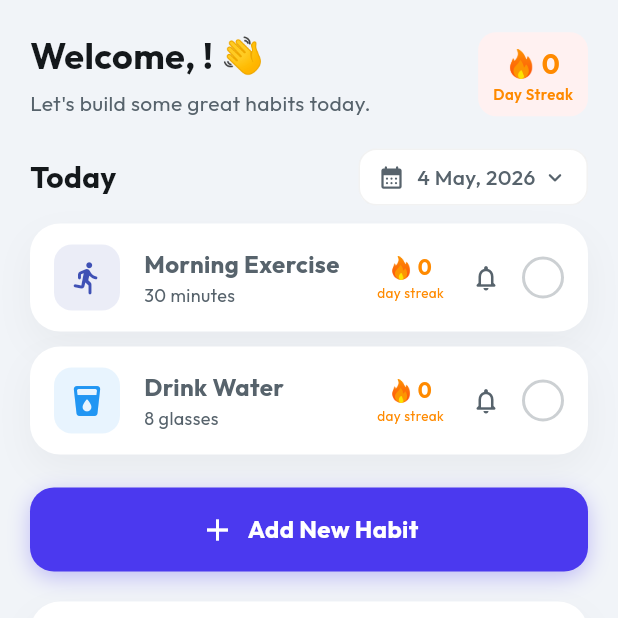
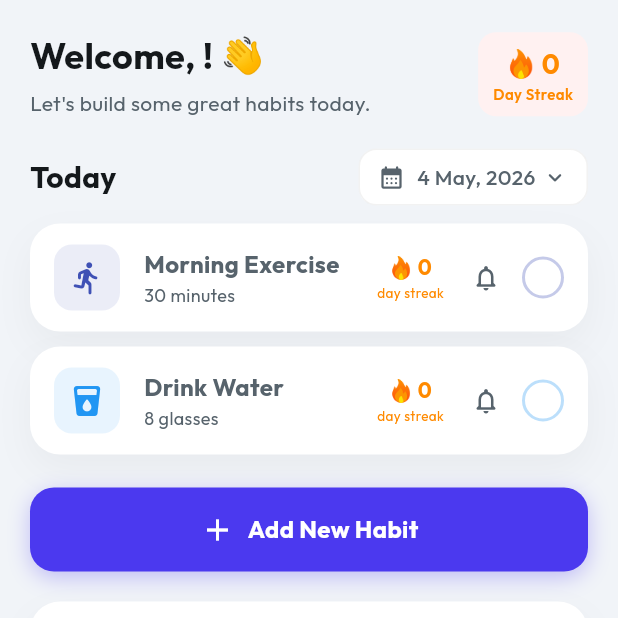
Before and after one commit to SurajChaurasia84/Level-Up, a Flutter app: the HomeScreen screen opened directly, after a tap on the "check" icon, on a phone screen of 412 x 824 dp, the top half of it. Run offline on Flutter 3.47's test engine with Material 3 defaults, Android fonts, the phone set to English and light mode, and no system bars; our stand-ins replace google_fonts, image_cropper, image_picker, shared_preferences; accounts and stored records are empty.

Commit message:
refactor: update Habit card component for better design and reusability

```diff
--- a/lib/widgets/habit_card.dart
+++ b/lib/widgets/habit_card.dart
@@ -7,12 +7,17 @@ import 'reminder_modal.dart';
 
 class HabitCard extends StatelessWidget {
   final Habit habit;
+  final DateTime? selectedDate;
 
-  const HabitCard({super.key, required this.habit});
+  const HabitCard({super.key, required this.habit, this.selectedDate});
 
   @override
   Widget build(BuildContext context) {
-    final isCompleted = habit.isCompletedToday();
+    final dateToCheck = selectedDate ?? DateTime.now();
+    final isCompleted = habit.isCompletedOn(dateToCheck);
+    final isToday = dateToCheck.year == DateTime.now().year &&
+                   dateToCheck.month == DateTime.now().month &&
+                   dateToCheck.day == DateTime.now().day;
 
     return Container(
       margin: const EdgeInsets.only(bottom: 10),
@@ -93,16 +98,26 @@ class HabitCard extends StatelessWidget {
           ),
           GestureDetector(
             onTap: () {
-              context.read<HabitProvider>().toggleHabitCompletion(habit.id);
+              // Prevent toggling for future dates
+              if (dateToCheck.isAfter(DateTime.now()) &&
+                  (dateToCheck.day != DateTime.now().day ||
+                   dateToCheck.month != DateTime.now().month ||
+                   dateToCheck.year != DateTime.now().year)) {
+                ScaffoldMessenger.of(context).showSnackBar(
+                  const SnackBar(content: Text("Cannot log habits for future dates!")),
+                );
+                return;
+              }
+              context.read<HabitProvider>().toggleHabitCompletion(habit.id, date: dateToCheck);
             },
             child: Container(
               width: 28,
               height: 28,
               decoration: BoxDecoration(
-                color: isCompleted ? AppTheme.primaryColor : Colors.white,
+                color: isCompleted ? Color(habit.colorValue) : Colors.white,
                 shape: BoxShape.circle,
                 border: Border.all(
-                  color: isCompleted ? AppTheme.primaryColor : AppTheme.subtitleColor.withOpacity(0.3),
+                  color: Color(habit.colorValue).withOpacity(isCompleted ? 1.0 : 0.3),
                   width: 2,
                 ),
               ),
```
